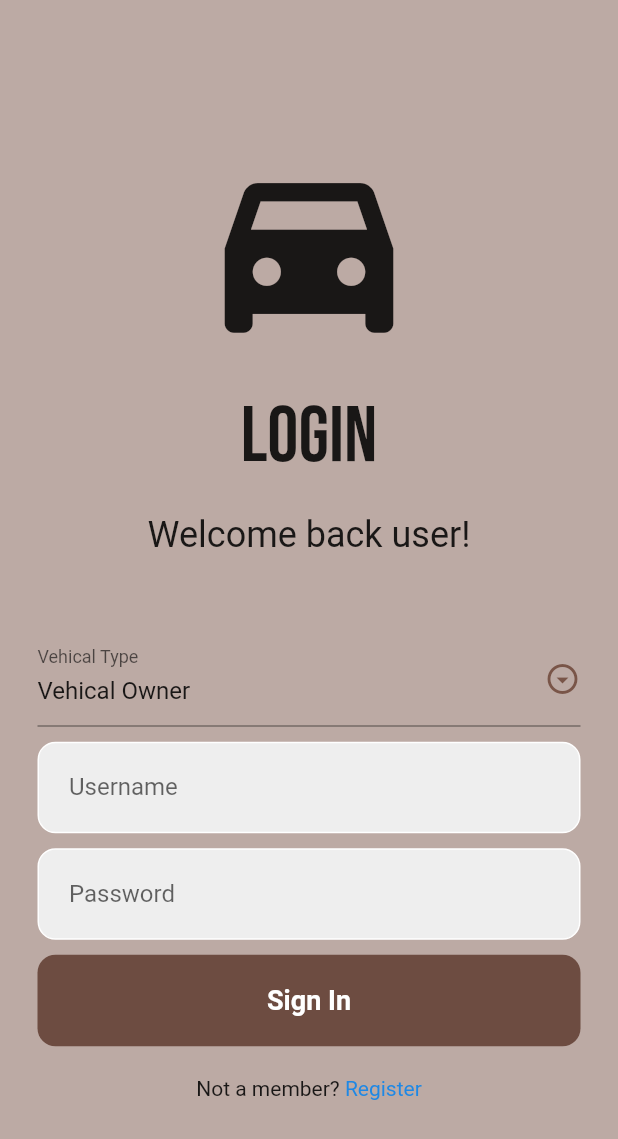
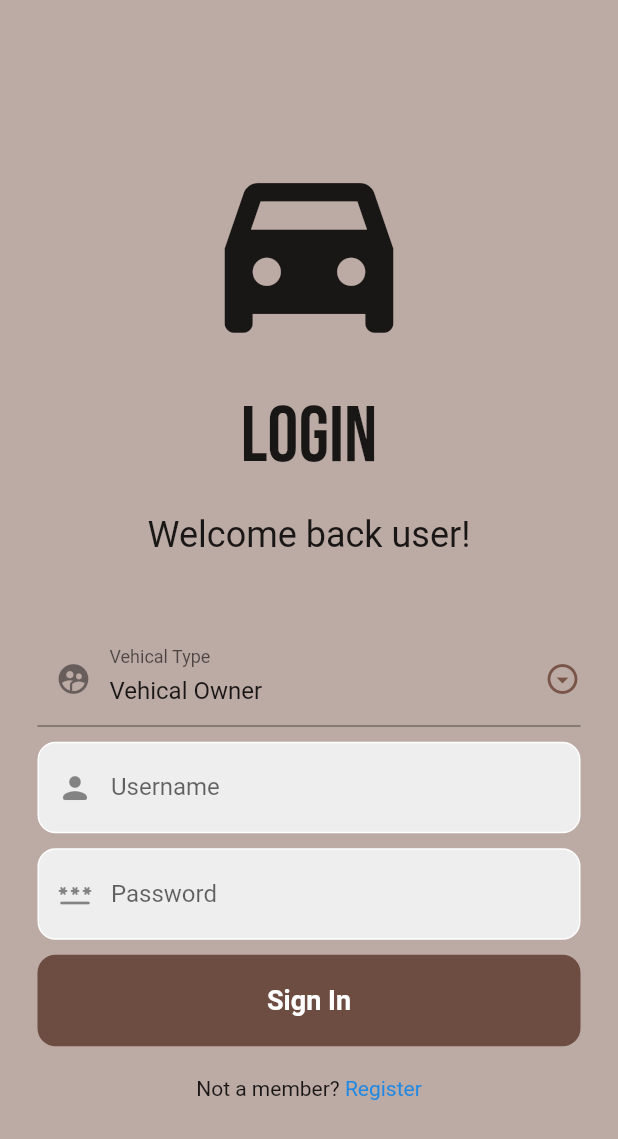
Before and after one commit to MC-FuelQs/fuelapp-frontend-flutter, a Flutter app: the screen it shows after launch, on a phone screen of 412 x 824 dp. Shown: the top 1139 px of the screen. Run offline on Flutter 3.47's test engine with Material 2 defaults, Android fonts, the phone set to English and light mode, and no system bars; our stand-ins replace google_fonts.

Commit message:
Add prefix icons to login screen

```diff
--- a/lib/components/loginScreen.dart
+++ b/lib/components/loginScreen.dart
@@ -68,7 +68,9 @@ class _LoginScreenState extends State<LoginScreen> {
                   icon: const Icon(Icons.arrow_drop_down_circle_outlined,
                       color: Colors.brown),
                   dropdownColor: Colors.brown[50],
-                  decoration: const InputDecoration(labelText: "Vehical Type"),
+                  decoration: const InputDecoration(
+                      labelText: "Vehical Type",
+                      prefixIcon: Icon(Icons.supervised_user_circle)),
                 ),
               ),
 
@@ -84,14 +86,12 @@ class _LoginScreenState extends State<LoginScreen> {
                       color: Colors.grey.shade200,
                       border: Border.all(color: Colors.white),
                       borderRadius: BorderRadius.circular(12)),
-                  child: const Padding(
-                    padding: EdgeInsets.only(left: 20.0),
-                    child: TextField(
+                  child: const TextField(
                     decoration: InputDecoration(
                         border: InputBorder.none,
                         hintText: 'Enter Your Username',
-                          labelText: 'Username'),
-                    ),
+                        labelText: 'Username',
+                        prefixIcon: Icon(Icons.person_rounded)),
                   ),
                 ),
               ),
@@ -107,15 +107,13 @@ class _LoginScreenState extends State<LoginScreen> {
                       color: Colors.grey.shade200,
                       border: Border.all(color: Colors.white),
                       borderRadius: BorderRadius.circular(12)),
-                  child: const Padding(
-                    padding: EdgeInsets.only(left: 20.0),
-                    child: TextField(
+                  child: const TextField(
                     obscureText: true,
                     decoration: InputDecoration(
                       border: InputBorder.none,
                       hintText: 'Enter your Password',
                       labelText: 'Password',
-                      ),
+                      prefixIcon: Icon(Icons.password_rounded),
                     ),
                   ),
                 ),
```
Lines whose indentation alone changed are shown as unchanged.
